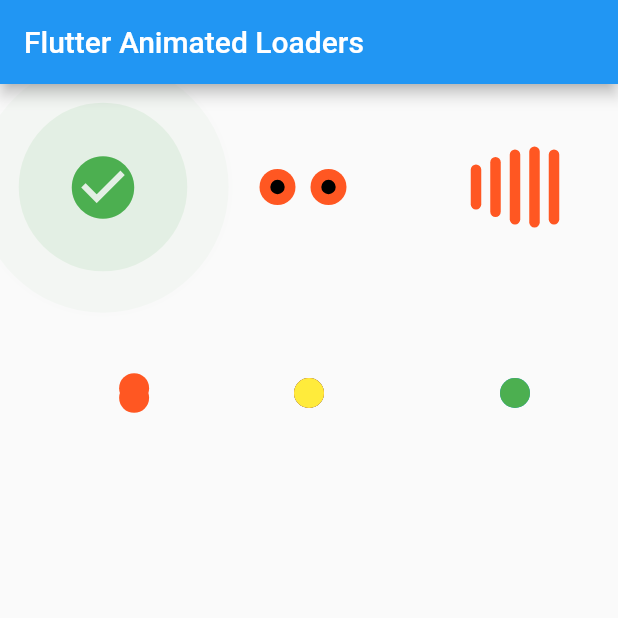
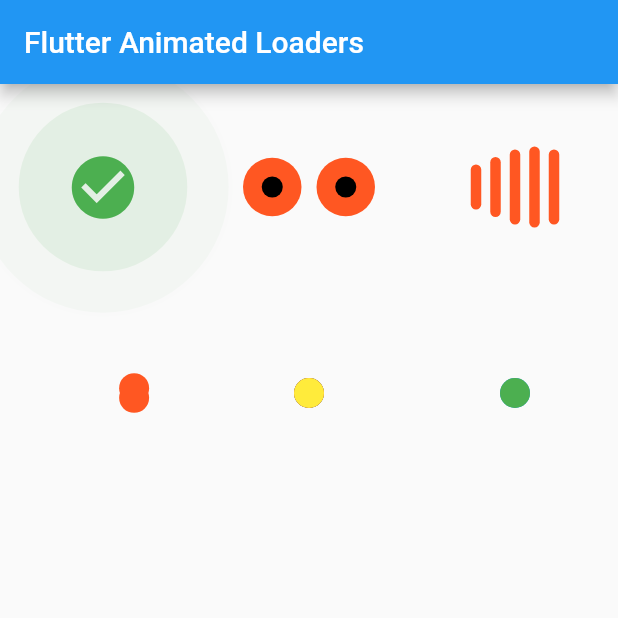
Before and after one commit to studioidan/FlutterAnimatedLoaders, a Flutter app: the screen it shows after launch, on a phone screen of 412 x 824 dp, the top half of it. Run offline on Flutter 3.47's test engine with Material 2 defaults, Android fonts, the phone set to English and light mode, and no system bars.

Commit message:
eyes fix

```diff
--- a/lib/animation/blinking_eyes.dart
+++ b/lib/animation/blinking_eyes.dart
@@ -45,19 +45,18 @@ class BlinkingEyesState extends State<BlinkingEyes>
 
   @override
   Widget build(BuildContext context) {
-    double circleSize = widget.size * 0.4;
+    double circleSize = widget.size * 0.65;
 
     return new Center(
       child: new Container(
-        height: widget.size,
-        width: widget.size,
-        // decoration: new BoxDecoration(color: Colors.blueGrey),
+        //decoration: new BoxDecoration(color: Colors.blueGrey),
         child: new Center(
             child: RotatedBox(
           quarterTurns: 2,
           child: new Transform(
               transform: Matrix4.identity()..scale(1.0, _sizeAnimation.value),
               child: new Row(
+                mainAxisAlignment: MainAxisAlignment.center,
                 children: <Widget>[
                   getCircle(circleSize, widget.color),
                   getCircle(circleSize, widget.color),
@@ -76,7 +75,7 @@ class BlinkingEyesState extends State<BlinkingEyes>
   }
 
   Widget getCircle(double height, Color c) {
-    var circleSize = height * 0.4;
+    var circleSize = height * 0.36;
     return new Padding(
         padding: EdgeInsets.all(5.0),
         child: Stack(
```
